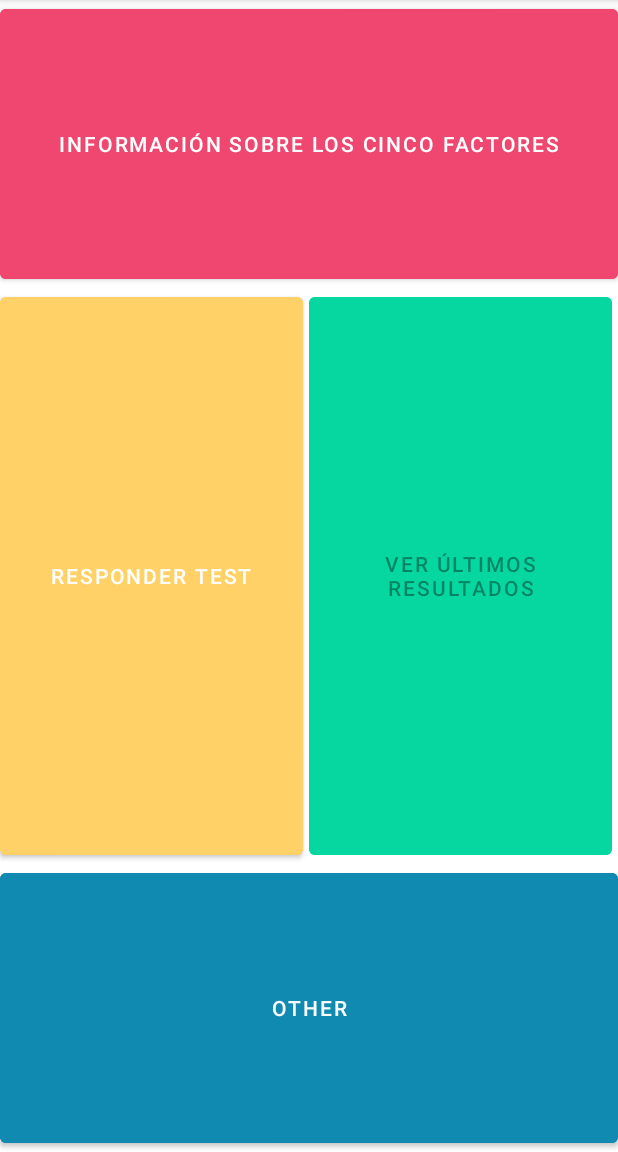
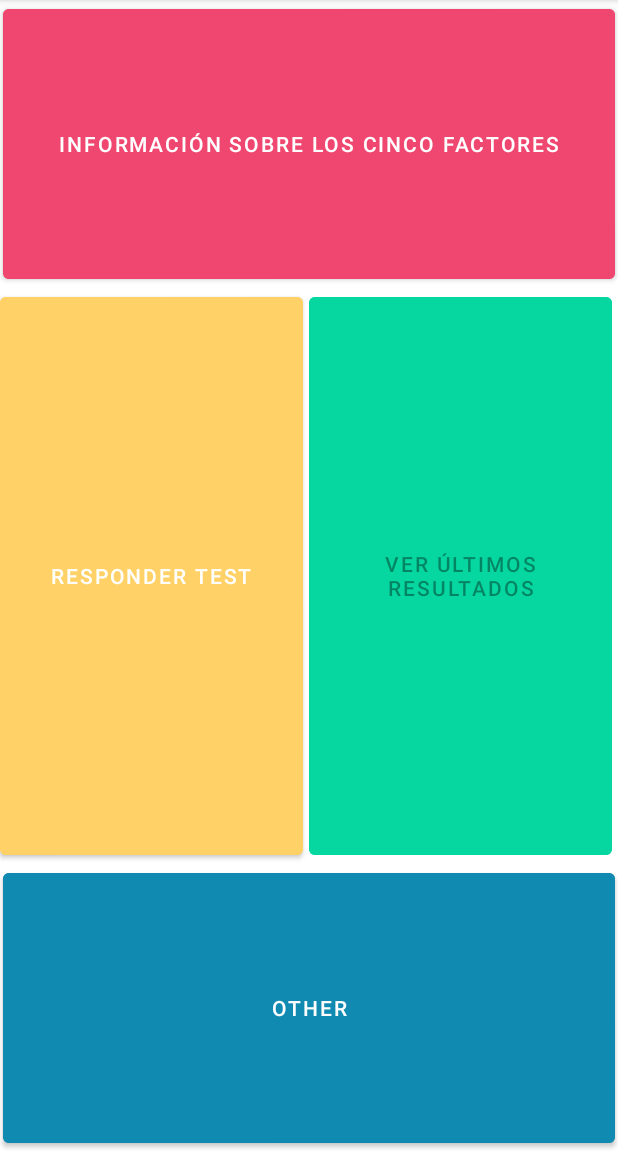
Before and after one commit to elmugrearturo/PsychometricsApp, an Android app: the screen it shows after launch (MainActivity), on a phone screen of 412 x 824 dp, the part 84-1236 px from its top. Run offline under Robolectric (Android 15) with nearby library versions, the phone set to English and light mode, and no system bars; our stand-ins replace Room's generated code.

Commit message:
Increasing separation between buttons in mosaic.

```diff
--- a/app/src/main/res/layout/fragment_test_selection.xml
+++ b/app/src/main/res/layout/fragment_test_selection.xml
@@ -13,6 +13,7 @@
             android:backgroundTint="@color/red"
             android:text="@string/btnBFIInformation"
             app:layout_constraintHeight_percent=".25"
+            app:layout_constraintWidth_percent=".99"
             app:layout_constraintEnd_toEndOf="parent"
             app:layout_constraintStart_toStartOf="parent"
             app:layout_constraintTop_toTopOf="parent" />
@@ -48,6 +49,7 @@
             android:backgroundTint="@color/blue"
             android:text="@string/btnOther"
             app:layout_constraintHeight_percent=".25"
+            app:layout_constraintWidth_percent=".99"
             app:layout_constraintEnd_toEndOf="parent"
             app:layout_constraintStart_toStartOf="parent"
             app:layout_constraintTop_toBottomOf="@id/btnBFITestResults"
```
